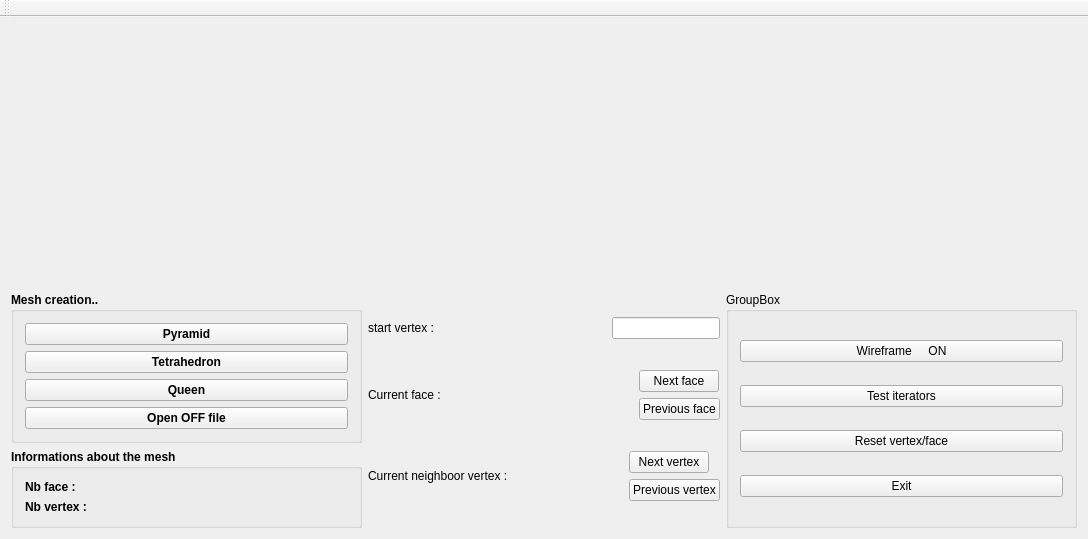
Paulfx/mesh_modelisation_m2, file mainwindow.ui: the form before one commit.
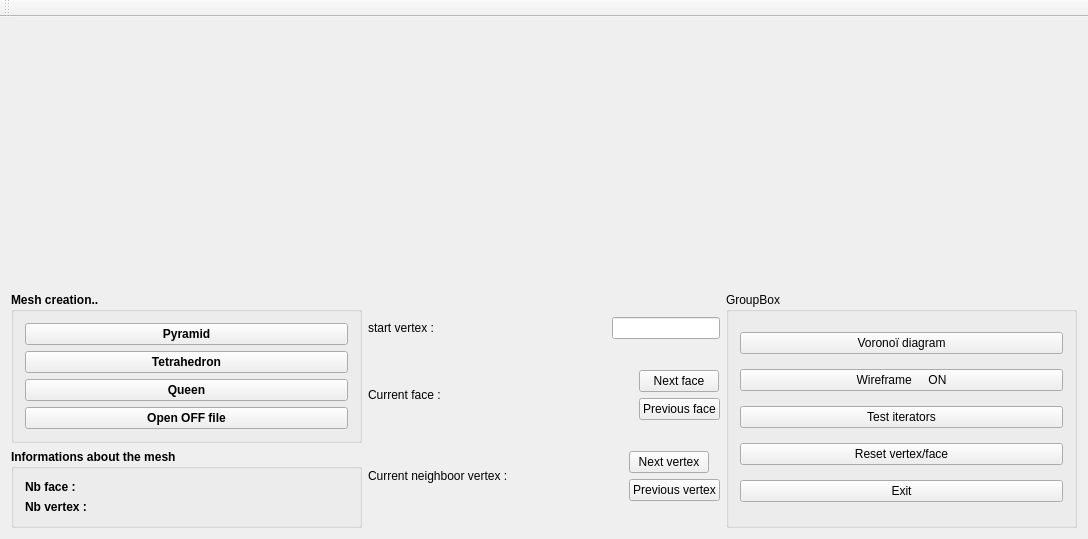
The form after the commit. Custom widgets are drawn as their Qt base class.

What changed in the file:
```diff
--- a/mainwindow.ui
+++ b/mainwindow.ui
@@ -258,6 +258,13 @@
            <string>GroupBox</string>
           </property>
           <layout class="QVBoxLayout" name="verticalLayout_6">
+           <item>
+            <widget class="QPushButton" name="pushButton">
+             <property name="text">
+              <string>Voronoï diagram</string>
+             </property>
+            </widget>
+           </item>
            <item>
             <widget class="QPushButton" name="pbWireframe">
              <property name="text">
```
